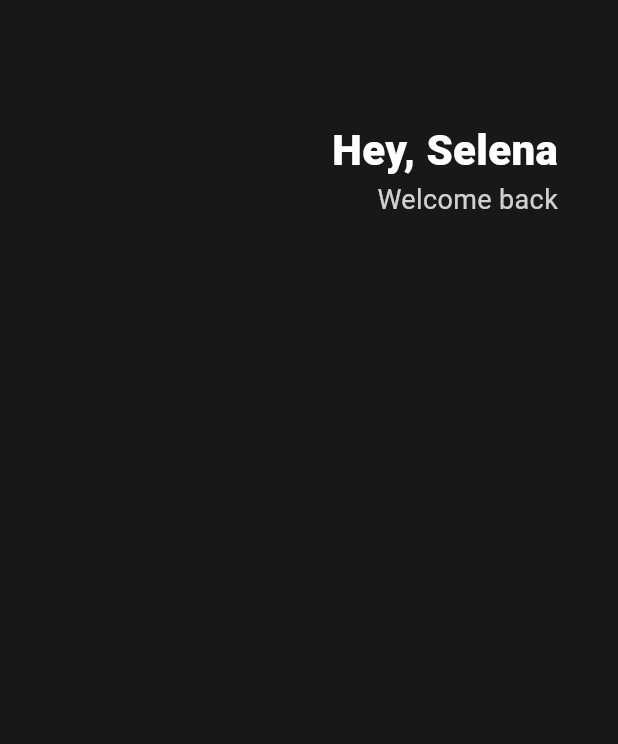
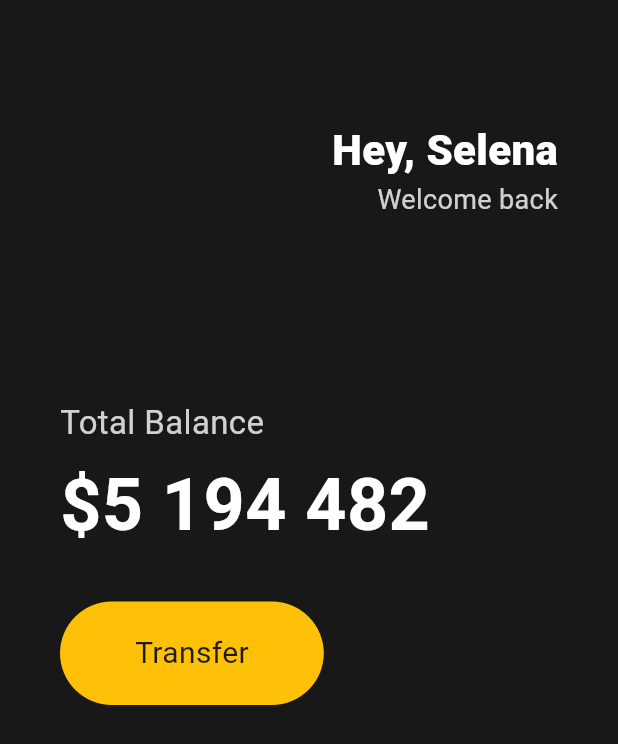
Before and after one commit to Bryson-Joseph/lectures., a Flutter app: the screen it shows after launch, on a phone screen of 412 x 824 dp. Shown: the top 744 px of the screen. Run offline on Flutter 3.47's test engine with Material 3 defaults, Android fonts, the phone set to English and light mode, and no system bars.

Commit message:
Buttons-sectionn and Vs code settings

```diff
--- a/toonflix/lib/main.dart
+++ b/toonflix/lib/main.dart
@@ -9,19 +9,20 @@ class App extends StatelessWidget {
 
   @override
   Widget build(BuildContext context) {
-    return const MaterialApp(
+    return MaterialApp(
       home: Scaffold(
-        backgroundColor: Color(0xFF181818),
+        backgroundColor: const Color(0xFF181818),
         body: Padding(
-          padding: EdgeInsets.symmetric(
+          padding: const EdgeInsets.symmetric(
             horizontal: 40,
           ),
           child: Column(
+            crossAxisAlignment: CrossAxisAlignment.start,
             children: [
-              SizedBox(
+              const SizedBox(
                 height: 80,
               ),
-              Row(
+              const Row(
                 mainAxisAlignment: MainAxisAlignment.end,
                 children: [
                   Column(
@@ -43,9 +44,55 @@ class App extends StatelessWidget {
                         ),
                       ),
                     ],
-                  ),
+                  )
                 ],
               ),
+              const SizedBox(
+                height: 120,
+              ),
+              Text(
+                'Total Balance',
+                style: TextStyle(
+                  fontSize: 22,
+                  color: Colors.white.withOpacity(0.8),
+                ),
+              ),
+              const SizedBox(
+                height: 5,
+              ),
+              const Text(
+                '\$5 194 482',
+                style: TextStyle(
+                  fontSize: 48,
+                  fontWeight: FontWeight.w600,
+                  color: Colors.white,
+                ),
+              ),
+              const SizedBox(
+                height: 30,
+              ),
+              Row(
+                children: [
+                  Container(
+                    decoration: BoxDecoration(
+                      color: Colors.amber,
+                      borderRadius: BorderRadius.circular(45),
+                    ),
+                    child: const Padding(
+                      padding: EdgeInsets.symmetric(
+                        vertical: 20,
+                        horizontal: 50,
+                      ),
+                      child: Text(
+                        'Transfer',
+                        style: TextStyle(
+                          fontSize: 20,
+                        ),
+                      ),
+                    ),
+                  )
+                ],
+              )
             ],
           ),
         ),
```
Also changed, not shown: 1 other file.
